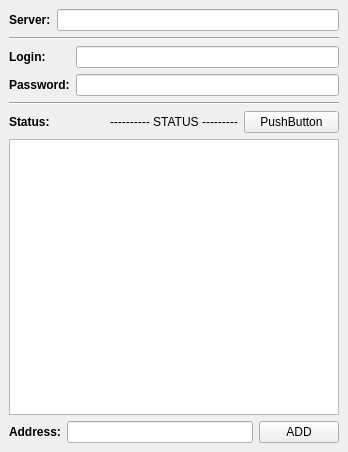
Qt form client/mainwindow.ui (DrSmyrke/Tunnel-connector) before a commit.
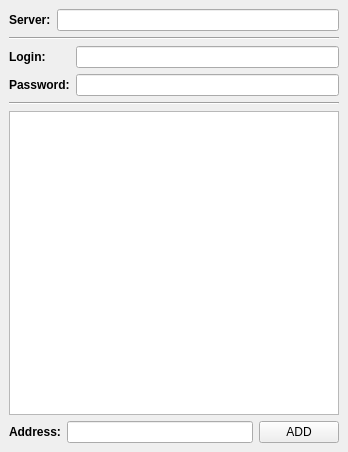
The same form after that commit.

```diff
--- a/client/mainwindow.ui
+++ b/client/mainwindow.ui
@@ -71,31 +71,6 @@
       </property>
      </widget>
     </item>
-    <item>
-     <layout class="QHBoxLayout" name="horizontalLayout_5">
-      <item>
-       <widget class="QLabel" name="label_3">
-        <property name="text">
-         <string>&lt;b&gt;Status:&lt;/b&gt;</string>
-        </property>
-       </widget>
-      </item>
-      <item>
-       <widget class="QLabel" name="statusL">
-        <property name="text">
-         <string>---------- STATUS ---------</string>
-        </property>
-       </widget>
-      </item>
-      <item>
-       <widget class="QPushButton" name="connectB">
-        <property name="text">
-         <string>PushButton</string>
-        </property>
-       </widget>
-      </item>
-     </layout>
-    </item>
     <item>
      <widget class="QTableView" name="tableView">
       <property name="selectionMode">
```
